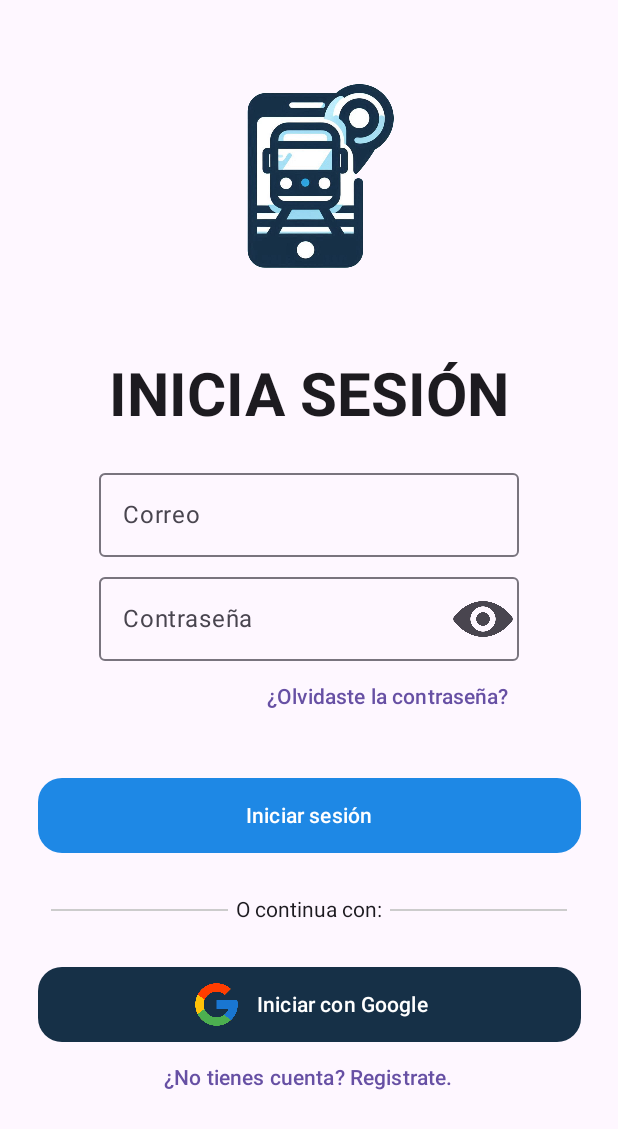
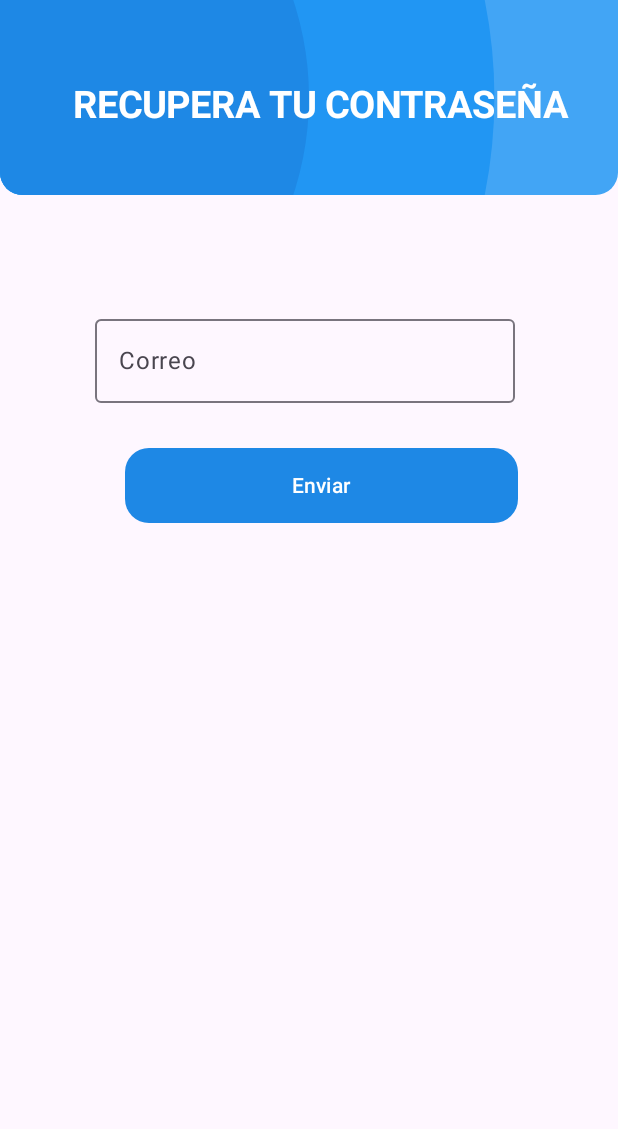
Before and after one commit to Droidinfinity/TFG_UBusTrip, an Android app built with Jetpack Compose: the LoginScreen screen opened through its navigation route, after a tap on "¿Olvidaste la contraseña?", on a phone screen of 412 x 824 dp. Shown: the top 1129 px of the screen. Run offline under Robolectric (Android 15) with nearby library versions, the phone set to English and light mode, and no system bars; our stand-ins replace Firebase (no records; nobody signed in at launch, a user with empty details on screens opened directly), accompanist; Roboto replaces fonts that are not available here.

Commit message:
mobileTask5: Implementada la recuperación de contraseña funcional (falta a lo mejor mejorar el diseño).

```diff
--- a/app/src/main/java/com/upm/ubustrip/appNavigation/AppNavigation.kt
+++ b/app/src/main/java/com/upm/ubustrip/appNavigation/AppNavigation.kt
@@ -6,6 +6,8 @@ import androidx.navigation.compose.NavHost
 import androidx.navigation.compose.composable
 import androidx.navigation.compose.rememberNavController
 import com.upm.ubustrip.GreetingPreview
+import com.upm.ubustrip.features.login.ForgotUPassViewModel
+import com.upm.ubustrip.features.login.ForgotUPasswordScreen
 import com.upm.ubustrip.features.login.LoginScreen
 import com.upm.ubustrip.features.login.LoginScreenViewModel
 import com.upm.ubustrip.features.menu.Menu
@@ -25,6 +27,7 @@ fun AppNavigation(){
     val loginViewModel : LoginViewModel = LoginViewModel()
     val newAccountViewModel : NewAccountViewModel = NewAccountViewModel()
     val loginScreenViewModel : LoginScreenViewModel = LoginScreenViewModel()
+    val forgotUPassWordViewModel: ForgotUPassViewModel = ForgotUPassViewModel()
 
     NavHost(navController, startDestination = AppScreens.MenuScreen.route){
 
@@ -34,6 +37,7 @@ fun AppNavigation(){
         composable(route = AppScreens.SearchScreen.route) { SearchScreen(navController) }
         composable(route = AppScreens.AccountScreen.route) { MyAccountScreen(navController, loginViewModel = loginViewModel) }
         composable(route = AppScreens.RegisterScreen.route){ SignUp(navController = navController,newAccountViewModel, loginViewModel = loginViewModel) }
+        composable(route = AppScreens.ForgotUPasswordScreen.route){ ForgotUPasswordScreen(loginViewModel = loginViewModel, navController = navController, forgotUPassViewModel = forgotUPassWordViewModel) }
 
     }
 
--- a/app/src/main/java/com/upm/ubustrip/appNavigation/Screens.kt
+++ b/app/src/main/java/com/upm/ubustrip/appNavigation/Screens.kt
@@ -9,6 +9,6 @@ sealed class AppScreens(val route: String){
     object SearchScreen : AppScreens(route = "searchScreen")
     object AccountScreen : AppScreens(route = "accountScreen")
     object RegisterScreen : AppScreens(route = "registerScreen")
-
+    object ForgotUPasswordScreen : AppScreens(route = "forgotUPasswordScreen")
 
 }
--- /dev/null
+++ b/app/src/main/java/com/upm/ubustrip/features/login/ForgotUPassViewModel.kt
@@ -0,0 +1,22 @@
+package com.upm.ubustrip.features.login
+
+import android.provider.ContactsContract.CommonDataKinds.Email
+import androidx.lifecycle.ViewModel
+
+class ForgotUPassViewModel : ViewModel() {
+
+    private var _email = ""
+
+
+    fun setEmail(email: String) {
+
+        this._email = email
+    }
+
+    fun getEmail(): String {
+
+        return this._email
+    }
+
+
+}
--- /dev/null
+++ b/app/src/main/java/com/upm/ubustrip/features/login/ForgotUPasswordScreen.kt
@@ -0,0 +1,245 @@
+package com.upm.ubustrip.features.login
+
+import androidx.compose.foundation.Canvas
+import androidx.compose.foundation.background
+import androidx.compose.foundation.layout.Box
+import androidx.compose.foundation.layout.Column
+import androidx.compose.foundation.layout.PaddingValues
+import androidx.compose.foundation.layout.Spacer
+import androidx.compose.foundation.layout.fillMaxHeight
+import androidx.compose.foundation.layout.fillMaxSize
+import androidx.compose.foundation.layout.fillMaxWidth
+import androidx.compose.foundation.layout.height
+import androidx.compose.foundation.layout.padding
+import androidx.compose.foundation.layout.size
+import androidx.compose.foundation.shape.RoundedCornerShape
+import androidx.compose.material3.Button
+import androidx.compose.material3.ButtonDefaults
+import androidx.compose.material3.OutlinedTextField
+import androidx.compose.material3.OutlinedTextFieldDefaults
+import androidx.compose.material3.Scaffold
+import androidx.compose.material3.SnackbarDuration
+import androidx.compose.material3.SnackbarHost
+import androidx.compose.material3.SnackbarHostState
+import androidx.compose.material3.Text
+import androidx.compose.runtime.Composable
+import androidx.compose.runtime.getValue
+import androidx.compose.runtime.mutableStateOf
+import androidx.compose.runtime.remember
+import androidx.compose.runtime.rememberCoroutineScope
+import androidx.compose.runtime.setValue
+import androidx.compose.ui.Alignment
+import androidx.compose.ui.Modifier
+import androidx.compose.ui.draw.clip
+import androidx.compose.ui.geometry.Offset
+import androidx.compose.ui.graphics.Color
+import androidx.compose.ui.platform.LocalConfiguration
+import androidx.compose.ui.text.font.FontWeight
+import androidx.compose.ui.unit.dp
+import androidx.compose.ui.unit.sp
+import androidx.navigation.NavController
+import com.google.accompanist.systemuicontroller.rememberSystemUiController
+import com.upm.ubustrip.appNavigation.AppScreens
+import com.upm.ubustrip.features.register.NewAccountViewModel
+import com.upm.ubustrip.features.register.isPasswordValid
+import com.upm.ubustrip.features.register.isValidEmail
+import com.upm.ubustrip.firebase.LoginViewModel
+import com.upm.ubustrip.ui.theme.UbusTripFilledButton2Color
+import kotlinx.coroutines.CoroutineScope
+import kotlinx.coroutines.launch
+
+@Composable
+fun ForgotUPasswordScreen(
+    loginViewModel: LoginViewModel,
+    navController: NavController,
+    forgotUPassViewModel: ForgotUPassViewModel
+) {
+
+    //para eliminar el fondo de la barra de notificaciones
+    val systemUiController = rememberSystemUiController()
+    systemUiController.setSystemBarsColor(Color.Transparent)
+
+    //snackBar---------------------------------------------
+    val snackbarHostState = remember { SnackbarHostState() }
+    val coroutineScope = rememberCoroutineScope()
+    //-------------------------------------------------------
+
+    Scaffold(
+        snackbarHost = { SnackbarHost(hostState = snackbarHostState) },
+        content = { paddingValues ->
+            CircularGradientBackground()
+            Content(
+                paddingValues = paddingValues,
+                forgotUPassViewModel = forgotUPassViewModel,
+                loginViewModel = loginViewModel,
+                snackbarHostState = snackbarHostState,
+                coroutineScope = coroutineScope
+            )
+
+        }
+
+
+    )
+
+
+}
+
+@Composable
+fun Content(
+    paddingValues: PaddingValues,
+    forgotUPassViewModel: ForgotUPassViewModel,
+    loginViewModel: LoginViewModel,
+    coroutineScope: CoroutineScope,
+    snackbarHostState: SnackbarHostState
+) {
+
+    Box(
+        modifier = Modifier
+            .fillMaxSize()
+            .background(Color.Transparent)
+    ) {
+        Column(
+            modifier = Modifier
+                .fillMaxHeight()
+                .align(Alignment.Center)
+
+        ) {
+
+            Spacer(modifier = Modifier.height(40.dp))
+            Text(
+                "RECUPERA TU CONTRASEÑA",
+                fontSize = 25.sp,
+                color = Color.White,
+                fontWeight = FontWeight.Bold,
+                modifier = Modifier.padding(start = 15.dp, top = 15.dp)
+            )
+
+            Spacer(modifier = Modifier.height(100.dp))
+            CorreoTextFied(viewModel = forgotUPassViewModel)
+            Spacer(modifier = Modifier.height(30.dp))
+            BotonRecuperacion(
+                loginViewModel = loginViewModel,
+                coroutineScope = coroutineScope,
+                forgotUPassViewModel = forgotUPassViewModel,
+                snackbarHostState = snackbarHostState
+            )
+
+        }
+    }
+
+}
+
+@Composable
+fun CorreoTextFied(viewModel: ForgotUPassViewModel) {
+    var correo by remember { mutableStateOf("") }
+    OutlinedTextField(
+        value = correo,
+        onValueChange = {
+            correo = it
+            viewModel.setEmail(email = correo)
+        },
+        label = { Text("Correo") },
+        modifier = Modifier.padding(top = 20.dp, start = 30.dp),
+
+
+        )
+}
+
+@Composable
+fun CircularGradientBackground() {
+
+    val configuration = LocalConfiguration.current
+    val screenHeightPx = 130
+
+    Box(
+        modifier = Modifier
+            .fillMaxWidth()
+            .height(screenHeightPx.dp)
+            .clip(RoundedCornerShape(bottomStart = 15.dp, bottomEnd = 15.dp))
+    ) {
+        Canvas(modifier = Modifier.matchParentSize()) {
+            // Círculo de fondo más grande (azul oscuro)
+            drawCircle(
+                color = Color(0xFF42A5F5), // Cambia por el color exacto deseado
+                radius = size.width * 1.2f, // Ajuste de tamaño
+                center = Offset(x = 0f, y = size.height / 2)
+            )
+        }
+
+        Canvas(modifier = Modifier.matchParentSize()) {
+            // Círculo medio (azul medio)
+            drawCircle(
+                color = Color(0xFF2196F3), // Cambia por el color exacto deseado
+                radius = size.width * 0.8f,
+                center = Offset(x = 0f, y = size.height / 2)
+            )
+        }
+
+        Canvas(modifier = Modifier.matchParentSize()) {
+            // Círculo más pequeño (azul claro)
+            drawCircle(
+                color = Color(0xFF1E88E5), // Cambia por el color exacto deseado
+                radius = size.width * 0.5f,
+                center = Offset(x = 0f, y = size.height / 2)
+            )
+        }
+    }
+}
+
+@Composable
+fun BotonRecuperacion(
+    loginViewModel: LoginViewModel,
+    forgotUPassViewModel: ForgotUPassViewModel,
+    snackbarHostState: SnackbarHostState,
+    coroutineScope: CoroutineScope
+) {
+
+    val configuration = LocalConfiguration.current
+    val screenWidthPx = configuration.screenWidthDp - 100
+
+
+
+    Button(
+        onClick = {
+
+            val email = forgotUPassViewModel.getEmail()
+
+
+
+            if (isVAlidEmail(email = email)) {
+
+                loginViewModel.sendPasswordResetEmail(email = email) {
+                    //si ha sido un éxito:
+                    coroutineScope.launch {
+                        snackbarHostState.showSnackbar(
+                            message = "Se ha enviado un email a tu correo",
+                            actionLabel = "OK",
+                            duration = SnackbarDuration.Short,
+                        )
+                    }
+                }
+
+            } else
+                coroutineScope.launch {
+                    snackbarHostState.showSnackbar(
+                        message = "Email no válido",
+                        actionLabel = "OK",
+                        duration = SnackbarDuration.Short,
+                    )
+                }
+
+        },
+        shape = RoundedCornerShape(16.dp), // Ajusta el radio para redondear los bordes
+        modifier = Modifier
+            .size(width = screenWidthPx.dp, height = 50.dp)
+            .padding(start = 50.dp),
+        colors = ButtonDefaults.buttonColors(containerColor = UbusTripFilledButton2Color)
+    ) {
+        Text("Enviar", color = Color.White)
+    }
+}
+
+fun isVAlidEmail(email: String): Boolean {
+    val emailRegex = "^[a-zA-Z0-9._%+-]+@[a-zA-Z0-9.-]+\\.[a-zA-Z]{2,}(?:/[a-zA-Z]{2,})?$".toRegex()
+    return emailRegex.matches(email)
+}
--- a/app/src/main/java/com/upm/ubustrip/features/login/LoginScreen.kt
+++ b/app/src/main/java/com/upm/ubustrip/features/login/LoginScreen.kt
@@ -127,7 +127,7 @@ fun Login(
 
         CorreoTextFied(loginScreenViewModel = loginScreenViewModel)
         ContrasenaTextFied(loginScreenViewModel = loginScreenViewModel)
-        OlvidateContrasena()
+        OlvidateContrasena(navController = navController)
 
         Box(modifier = Modifier.padding(top = 30.dp, bottom = 30.dp)) {
 
@@ -218,7 +218,7 @@ fun ContrasenaTextFied(loginScreenViewModel: LoginScreenViewModel) {
 }
 
 @Composable
-fun OlvidateContrasena() {
+fun OlvidateContrasena(navController: NavController) {
 
     Column(
         modifier = Modifier.fillMaxWidth(),
@@ -226,7 +226,7 @@ fun OlvidateContrasena() {
 
     ) {
 
-        ButtomOlvidateC { }
+        ButtomOlvidateC(onClick = {navController.navigate(route = AppScreens.ForgotUPasswordScreen.route)})
 
     }
 
--- a/app/src/main/java/com/upm/ubustrip/firebase/LoginViewModel.kt
+++ b/app/src/main/java/com/upm/ubustrip/firebase/LoginViewModel.kt
@@ -98,9 +98,21 @@ class LoginViewModel : ViewModel() {
                 }
             _loading.value = false
 
-//TODO: implementar que se pueda meter el nombre
+
         }
 
+    }
+
+    fun sendPasswordResetEmail(email: String, onSuccess: () -> Unit) {
+
+        FirebaseAuth.getInstance().sendPasswordResetEmail(email)
+            .addOnCompleteListener { task ->
+                if (task.isSuccessful) {
+                    onSuccess()
+                } else {
+                    //se podria manejar el error desde aquí, pero en este caso será mas cómodo desde el composable
+                }
+            }
     }
 
 
```
